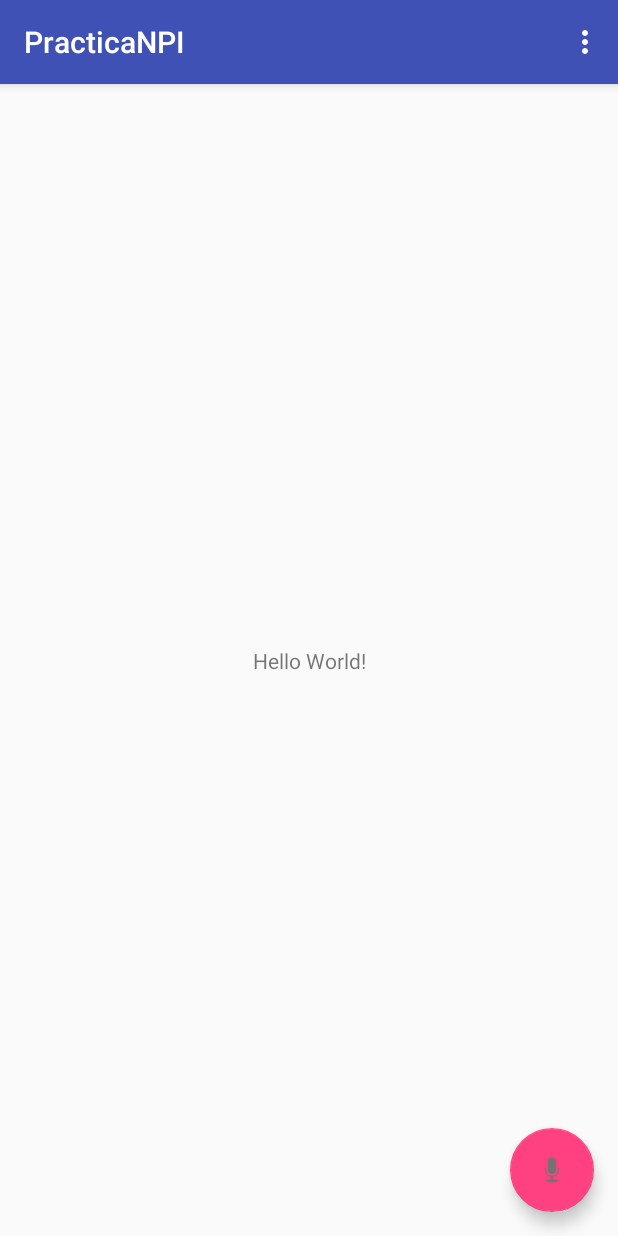
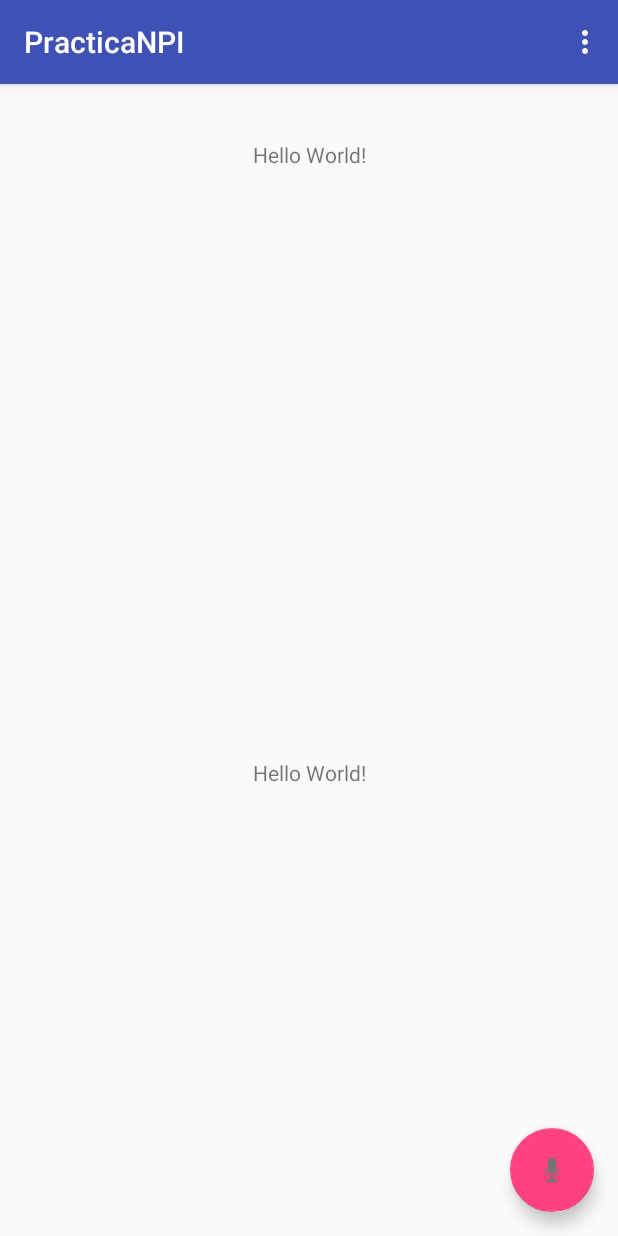
Before and after one commit to Alxe/ProyectoNPI_17-18, an Android app: the screen it shows after launch (MainActivity), on a phone screen of 412 x 824 dp. Run offline under Robolectric (Android 15) with nearby library versions, the phone set to English and light mode, and no system bars; libraries missing offline, so code that uses them is left out: ai.api, ai.api.android, ai.api.model, ai.api.ui; 4 statements that could not run were skipped.

Commit message:
Generated new layout files, minor modifications to values. Added public key to Java and made it work

```diff
--- a/app/src/main/java/com/example/practicanpi/MainActivity.java
+++ b/app/src/main/java/com/example/practicanpi/MainActivity.java
@@ -12,8 +12,12 @@ import android.util.Log;
 import android.view.View;
 import android.view.Menu;
 import android.view.MenuItem;
+import android.widget.TextView;
 import android.widget.Toast;
 
+import com.google.gson.Gson;
+
+import ai.api.GsonFactory;
 import ai.api.android.AIConfiguration;
 import ai.api.model.AIError;
 import ai.api.model.AIResponse;
@@ -21,7 +25,10 @@ import ai.api.ui.AIDialog;
 
 public class MainActivity extends AppCompatActivity implements AIDialog.AIDialogListener {
 
+    private Gson gson = new GsonFactory().getGson();
+
     private AIDialog aiDialog;
+    private TextView textView;
 
     private boolean checkAndRequestRecordAudioPermission() {
         if (ContextCompat.checkSelfPermission(getApplicationContext(), Manifest.permission.RECORD_AUDIO)
@@ -48,11 +55,13 @@ public class MainActivity extends AppCompatActivity implements AIDialog.AIDialog
         setSupportActionBar(toolbar);
 
         final AIConfiguration config = new AIConfiguration("1973329acf964ea48e5d08e04d2c08a0",
-                AIConfiguration.SupportedLanguages.English,
+                AIConfiguration.SupportedLanguages.Spanish,
                 AIConfiguration.RecognitionEngine.System);
 
         aiDialog = new AIDialog(this, config);
         aiDialog.setResultsListener(this);
+
+        textView = findViewById(R.id.main_text_helloworld);
 
         FloatingActionButton fab = (FloatingActionButton) findViewById(R.id.fab);
         fab.setOnClickListener(new View.OnClickListener() {
@@ -87,8 +96,15 @@ public class MainActivity extends AppCompatActivity implements AIDialog.AIDialog
 
     @Override
     public void onResult(AIResponse result) {
-        Toast.makeText(null, "Result recieved", Toast.LENGTH_LONG)
-            .show();
+//        runOnUiThread(new Runnable() {
+//            @Override
+//            public void run() {
+//                Toast.makeText(getApplicationContext(), "Result recieved", Toast.LENGTH_LONG)
+//                        .show();
+//            }
+//        });
+
+        textView.setText(result.getResult().getFulfillment().getSpeech());
     }
 
     @Override
--- a/app/src/main/res/layout/content_main.xml
+++ b/app/src/main/res/layout/content_main.xml
@@ -1,9 +1,25 @@
-<fragment xmlns:android="http://schemas.android.com/apk/res/android"
+<LinearLayout xmlns:android="http://schemas.android.com/apk/res/android"
     xmlns:app="http://schemas.android.com/apk/res-auto"
     xmlns:tools="http://schemas.android.com/tools"
-    android:id="@+id/fragment"
-    android:name="com.example.practicanpi.MainActivityFragment"
     android:layout_width="match_parent"
     android:layout_height="match_parent"
-    app:layout_behavior="@string/appbar_scrolling_view_behavior"
-    tools:layout="@layout/fragment_main" />
+    android:orientation="vertical">
+
+    <fragment
+        android:id="@+id/dialog_response"
+        android:name="com.example.practicanpi.MainActivityFragment"
+        android:layout_width="match_parent"
+        android:layout_height="0dp"
+        android:layout_weight="0.25"
+        app:layout_behavior="@string/appbar_scrolling_view_behavior"
+        tools:layout="@layout/fragment_dialog_response" />
+
+    <fragment
+        android:id="@+id/dialog_input"
+        android:name="com.example.practicanpi.MainActivityFragment"
+        android:layout_width="match_parent"
+        android:layout_height="0dp"
+        android:layout_weight="0.75"
+        app:layout_behavior="@string/appbar_scrolling_view_behavior"
+        tools:layout="@layout/fragment_dialog_input" />
+</LinearLayout>
--- /dev/null
+++ b/app/src/main/res/layout/fragment_dialog_input.xml
@@ -0,0 +1,6 @@
+<?xml version="1.0" encoding="utf-8"?>
+<ListView
+    xmlns:android="http://schemas.android.com/apk/res/android" android:layout_width="match_parent"
+    android:layout_height="match_parent">
+
+</ListView>
--- a/app/src/main/res/layout/fragment_main.xml
+++ b/app/src/main/res/layout/fragment_main.xml
@@ -8,6 +8,7 @@
     tools:showIn="@layout/activity_main">
 
     <TextView
+        android:id="@+id/main_text_helloworld"
         android:layout_width="wrap_content"
         android:layout_height="wrap_content"
         android:text="Hello World!"
--- a/app/src/main/res/values/strings.xml
+++ b/app/src/main/res/values/strings.xml
@@ -91,4 +91,5 @@
         "For example, position the FAB to one side of stream of a cards so the FAB won’t interfere "
         "when a user tries to pick up one of cards.\n\n"
     </string>
+    <string name="dialog_response_label">Respuesta:</string>
 </resources>
```
Also changed, not shown: app/src/main/res/layout/fragment_dialog_response.xml (added, +20 -0 lines).
